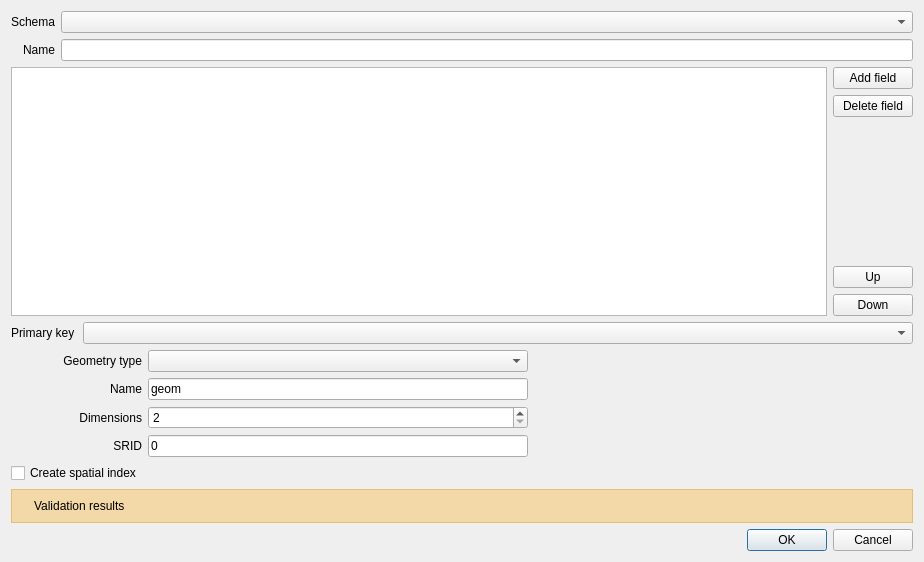
This is src/ui/qgsnewvectortabledialogbase.ui in carsmie/QGIS as Qt 5 draws it before an edit. The edited form follows.
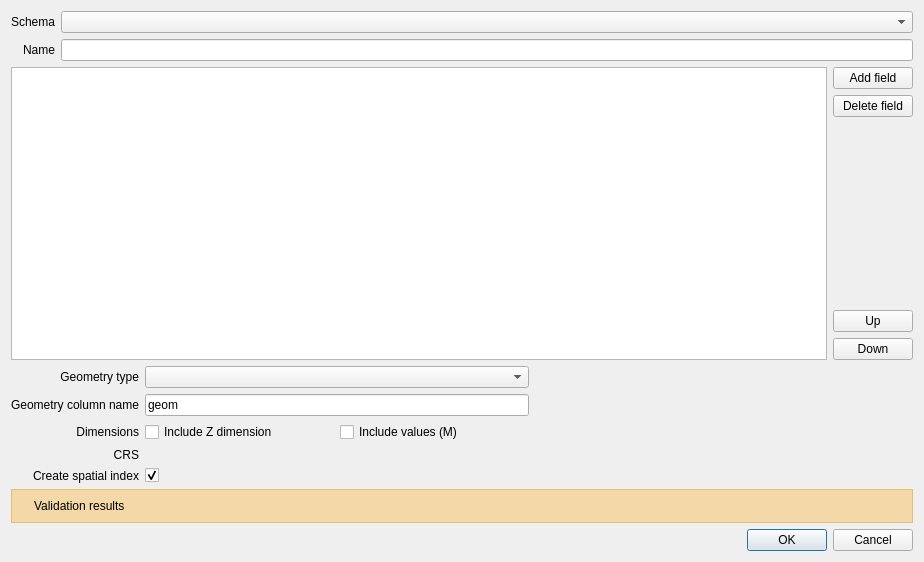
This is the edited form. Icons and pictures are not drawn. Custom widgets are drawn as their Qt base class.

Commit message:
Browser table: skip fields conversion + UX & tests
The reason for skipConvertFields is that the providers
are not smart enough to recognize if a field is alredy
compatible and they narrow down all fields anyway
to stay on the safe side.

Fixing all providers would be nice but it's definitely
out of scope for this PR.

The edit to the form file:
```diff
--- a/src/ui/qgsnewvectortabledialogbase.ui
+++ b/src/ui/qgsnewvectortabledialogbase.ui
@@ -32,118 +32,43 @@
    <bool>true</bool>
   </property>
   <layout class="QGridLayout" name="gridLayout_2">
-   <item row="2" column="0" colspan="2">
-    <layout class="QHBoxLayout" name="layout3">
-     <property name="spacing">
-      <number>8</number>
-     </property>
-     <item>
-      <widget class="QLabel" name="label_4">
-       <property name="text">
-        <string>Primary key</string>
-       </property>
-      </widget>
-     </item>
-     <item>
-      <widget class="QComboBox" name="mPrimaryKeyCbo">
-       <property name="sizePolicy">
-        <sizepolicy hsizetype="MinimumExpanding" vsizetype="Fixed">
-         <horstretch>0</horstretch>
-         <verstretch>0</verstretch>
-        </sizepolicy>
-       </property>
-      </widget>
-     </item>
-    </layout>
-   </item>
-   <item row="1" column="1">
-    <layout class="QVBoxLayout" name="layout2">
-     <item>
-      <widget class="QPushButton" name="mAddFieldBtn">
-       <property name="text">
-        <string>Add field</string>
-       </property>
-       <property name="icon">
-        <iconset resource="../../images/images.qrc">
-         <normaloff>:/images/themes/default/mActionNewAttribute.svg</normaloff>:/images/themes/default/mActionNewAttribute.svg</iconset>
-       </property>
-      </widget>
-     </item>
-     <item>
-      <widget class="QPushButton" name="mDeleteFieldBtn">
-       <property name="text">
-        <string>Delete field</string>
-       </property>
-       <property name="icon">
-        <iconset resource="../../images/images.qrc">
-         <normaloff>:/images/themes/default/mActionDeleteAttribute.svg</normaloff>:/images/themes/default/mActionDeleteAttribute.svg</iconset>
-       </property>
-      </widget>
-     </item>
-     <item>
-      <spacer name="spacer2">
-       <property name="orientation">
-        <enum>Qt::Vertical</enum>
-       </property>
-       <property name="sizeHint" stdset="0">
-        <size>
-         <width>20</width>
-         <height>40</height>
-        </size>
-       </property>
-      </spacer>
-     </item>
-     <item>
-      <widget class="QPushButton" name="mFieldUpBtn">
-       <property name="text">
-        <string>Up</string>
-       </property>
-       <property name="icon">
-        <iconset resource="../../images/images.qrc">
-         <normaloff>:/images/themes/default/mActionArrowUp.svg</normaloff>:/images/themes/default/mActionArrowUp.svg</iconset>
-       </property>
-      </widget>
-     </item>
-     <item>
-      <widget class="QPushButton" name="mFieldDownBtn">
-       <property name="text">
-        <string>Down</string>
-       </property>
-       <property name="icon">
-        <iconset resource="../../images/images.qrc">
-         <normaloff>:/images/themes/default/mActionArrowDown.svg</normaloff>:/images/themes/default/mActionArrowDown.svg</iconset>
-       </property>
-      </widget>
-     </item>
-    </layout>
-   </item>
    <item row="3" column="0" colspan="2">
-    <layout class="QGridLayout" name="gridLayout">
-     <item row="1" column="1">
-      <widget class="QLineEdit" name="mGeomColumn">
+    <widget class="QDialogButtonBox" name="mButtonBox">
+     <property name="orientation">
+      <enum>Qt::Horizontal</enum>
+     </property>
+     <property name="standardButtons">
+      <set>QDialogButtonBox::Cancel|QDialogButtonBox::Ok</set>
+     </property>
+    </widget>
+   </item>
+   <item row="2" column="0" colspan="2">
+    <layout class="QGridLayout" name="mGeomLayout">
+     <item row="2" column="2">
+      <widget class="QCheckBox" name="mHasMChk">
        <property name="text">
-        <string notr="true">geom</string>
+        <string>Include values (M)</string>
        </property>
       </widget>
      </item>
-     <item row="2" column="0">
-      <widget class="QLabel" name="label_5">
+     <item row="1" column="0">
+      <widget class="QLabel" name="mGeomColumnLabel">
        <property name="text">
-        <string>Dimensions</string>
+        <string>Geometry column name</string>
        </property>
        <property name="alignment">
         <set>Qt::AlignRight|Qt::AlignTrailing|Qt::AlignVCenter</set>
        </property>
       </widget>
      </item>
-     <item row="3" column="1">
-      <widget class="QLineEdit" name="mSrid">
+     <item row="2" column="1">
+      <widget class="QCheckBox" name="mHasZChk">
        <property name="text">
-        <string notr="true">0</string>
+        <string>Include Z dimension</string>
        </property>
       </widget>
      </item>
-     <item row="5" column="0" colspan="3">
+     <item row="5" column="0" colspan="4">
       <widget class="QFrame" name="mValidationFrame">
        <property name="autoFillBackground">
         <bool>false</bool>
@@ -226,6 +151,49 @@
        </layout>
       </widget>
      </item>
+     <item row="1" column="1" colspan="2">
+      <widget class="QLineEdit" name="mGeomColumn">
+       <property name="text">
+        <string notr="true">geom</string>
+       </property>
+      </widget>
+     </item>
+     <item row="0" column="3">
+      <widget class="QLabel" name="label_4">
+       <property name="sizePolicy">
+        <sizepolicy hsizetype="Preferred" vsizetype="Preferred">
+         <horstretch>2</horstretch>
+         <verstretch>0</verstretch>
+        </sizepolicy>
+       </property>
+       <property name="text">
+        <string/>
+       </property>
+      </widget>
+     </item>
+     <item row="2" column="0">
+      <widget class="QLabel" name="mDimensionsLabel">
+       <property name="text">
+        <string>Dimensions</string>
+       </property>
+       <property name="alignment">
+        <set>Qt::AlignRight|Qt::AlignTrailing|Qt::AlignVCenter</set>
+       </property>
+      </widget>
+     </item>
+     <item row="0" column="1" colspan="2">
+      <widget class="QComboBox" name="mGeomTypeCbo">
+       <property name="sizePolicy">
+        <sizepolicy hsizetype="Expanding" vsizetype="Fixed">
+         <horstretch>1</horstretch>
+         <verstretch>0</verstretch>
+        </sizepolicy>
+       </property>
+       <property name="currentText">
+        <string/>
+       </property>
+      </widget>
+     </item>
      <item row="0" column="0">
       <widget class="QLabel" name="label_3">
        <property name="text">
@@ -237,19 +205,9 @@
       </widget>
      </item>
      <item row="3" column="0">
-      <widget class="QLabel" name="label_6">
+      <widget class="QLabel" name="mCrsLabel">
        <property name="text">
-        <string>SRID</string>
-       </property>
-       <property name="alignment">
-        <set>Qt::AlignRight|Qt::AlignTrailing|Qt::AlignVCenter</set>
-       </property>
-      </widget>
-     </item>
-     <item row="1" column="0">
-      <widget class="QLabel" name="label_2">
-       <property name="text">
-        <string>Name</string>
+        <string>CRS</string>
        </property>
        <property name="alignment">
         <set>Qt::AlignRight|Qt::AlignTrailing|Qt::AlignVCenter</set>
@@ -257,39 +215,86 @@
       </widget>
      </item>
      <item row="4" column="0">
-      <widget class="QCheckBox" name="mSpatialIndexChk">
+      <widget class="QLabel" name="mSpatialIndexLabel">
        <property name="text">
         <string>Create spatial index</string>
        </property>
+       <property name="alignment">
+        <set>Qt::AlignRight|Qt::AlignTrailing|Qt::AlignVCenter</set>
+       </property>
       </widget>
      </item>
-     <item row="2" column="2" rowspan="2">
-      <spacer name="spacer1">
+     <item row="4" column="1">
+      <widget class="QCheckBox" name="mSpatialIndexChk">
+       <property name="text">
+        <string/>
+       </property>
+       <property name="checked">
+        <bool>true</bool>
+       </property>
+      </widget>
+     </item>
+     <item row="3" column="1" colspan="2">
+      <widget class="QgsProjectionSelectionWidget" name="mCrs" native="true"/>
+     </item>
+    </layout>
+   </item>
+   <item row="1" column="1">
+    <layout class="QVBoxLayout" name="mButtonsLayout">
+     <item>
+      <widget class="QPushButton" name="mAddFieldBtn">
+       <property name="text">
+        <string>Add field</string>
+       </property>
+       <property name="icon">
+        <iconset resource="../../images/images.qrc">
+         <normaloff>:/images/themes/default/mActionNewAttribute.svg</normaloff>:/images/themes/default/mActionNewAttribute.svg</iconset>
+       </property>
+      </widget>
+     </item>
+     <item>
+      <widget class="QPushButton" name="mDeleteFieldBtn">
+       <property name="text">
+        <string>Delete field</string>
+       </property>
+       <property name="icon">
+        <iconset resource="../../images/images.qrc">
+         <normaloff>:/images/themes/default/mActionDeleteAttribute.svg</normaloff>:/images/themes/default/mActionDeleteAttribute.svg</iconset>
+       </property>
+      </widget>
+     </item>
+     <item>
+      <spacer name="spacer2">
        <property name="orientation">
-        <enum>Qt::Horizontal</enum>
+        <enum>Qt::Vertical</enum>
        </property>
        <property name="sizeHint" stdset="0">
         <size>
-         <width>50</width>
-         <height>51</height>
+         <width>20</width>
+         <height>40</height>
         </size>
        </property>
       </spacer>
      </item>
-     <item row="2" column="1">
-      <widget class="QSpinBox" name="spinGeomDim">
-       <property name="minimum">
-        <number>2</number>
+     <item>
+      <widget class="QPushButton" name="mFieldUpBtn">
+       <property name="text">
+        <string>Up</string>
        </property>
-       <property name="maximum">
-        <number>4</number>
+       <property name="icon">
+        <iconset resource="../../images/images.qrc">
+         <normaloff>:/images/themes/default/mActionArrowUp.svg</normaloff>:/images/themes/default/mActionArrowUp.svg</iconset>
        </property>
       </widget>
      </item>
-     <item row="0" column="1">
-      <widget class="QComboBox" name="mGeomTypeCbo">
-       <property name="currentText">
-        <string/>
+     <item>
+      <widget class="QPushButton" name="mFieldDownBtn">
+       <property name="text">
+        <string>Down</string>
+       </property>
+       <property name="icon">
+        <iconset resource="../../images/images.qrc">
+         <normaloff>:/images/themes/default/mActionArrowDown.svg</normaloff>:/images/themes/default/mActionArrowDown.svg</iconset>
        </property>
       </widget>
      </item>
@@ -318,7 +323,7 @@
     </widget>
    </item>
    <item row="0" column="0" colspan="2">
-    <layout class="QGridLayout" name="layout1">
+    <layout class="QGridLayout" name="mNamesLAyout">
      <item row="0" column="0" colspan="2">
       <widget class="QLabel" name="mSchemaLabel">
        <property name="text">
@@ -351,18 +356,16 @@
      </item>
     </layout>
    </item>
-   <item row="4" column="0" colspan="2">
-    <widget class="QDialogButtonBox" name="mButtonBox">
-     <property name="orientation">
-      <enum>Qt::Horizontal</enum>
-     </property>
-     <property name="standardButtons">
-      <set>QDialogButtonBox::Cancel|QDialogButtonBox::Ok</set>
-     </property>
-    </widget>
-   </item>
   </layout>
  </widget>
+ <customwidgets>
+  <customwidget>
+   <class>QgsProjectionSelectionWidget</class>
+   <extends>QWidget</extends>
+   <header>qgsprojectionselectionwidget.h</header>
+   <container>1</container>
+  </customwidget>
+ </customwidgets>
  <tabstops>
   <tabstop>mSchemaCbo</tabstop>
   <tabstop>mTableName</tabstop>
```
Left out of the diff: 6 changed lines with no effect on the pictures. The commit also changes 9 other files.
